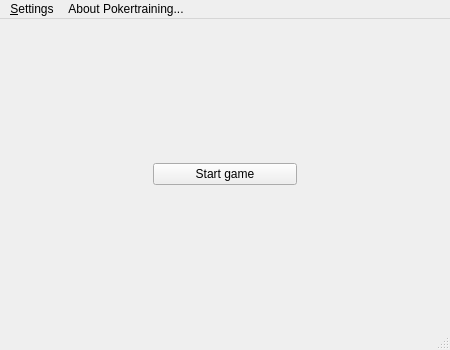
Above: src/qt/startwindow.ui from Marcennaji/Raise73 before the change. Below: the same form after it.
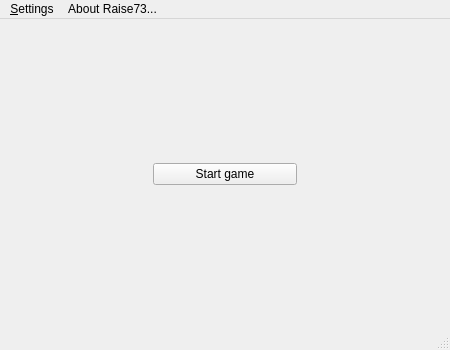
That is the form after the change. Icons and pictures are not drawn.

What changed in the file:
```diff
--- a/src/qt/startwindow.ui
+++ b/src/qt/startwindow.ui
@@ -128,7 +128,7 @@
    </widget>
    <widget class="QMenu" name="menuAbout">
     <property name="title">
-     <string>About Pokertraining...</string>
+     <string>About Raise73...</string>
     </property>
     <addaction name="actionAbout_Pokertraining"/>
    </widget>
```
Left out of the diff: 20 changed lines with no effect on the pictures.
